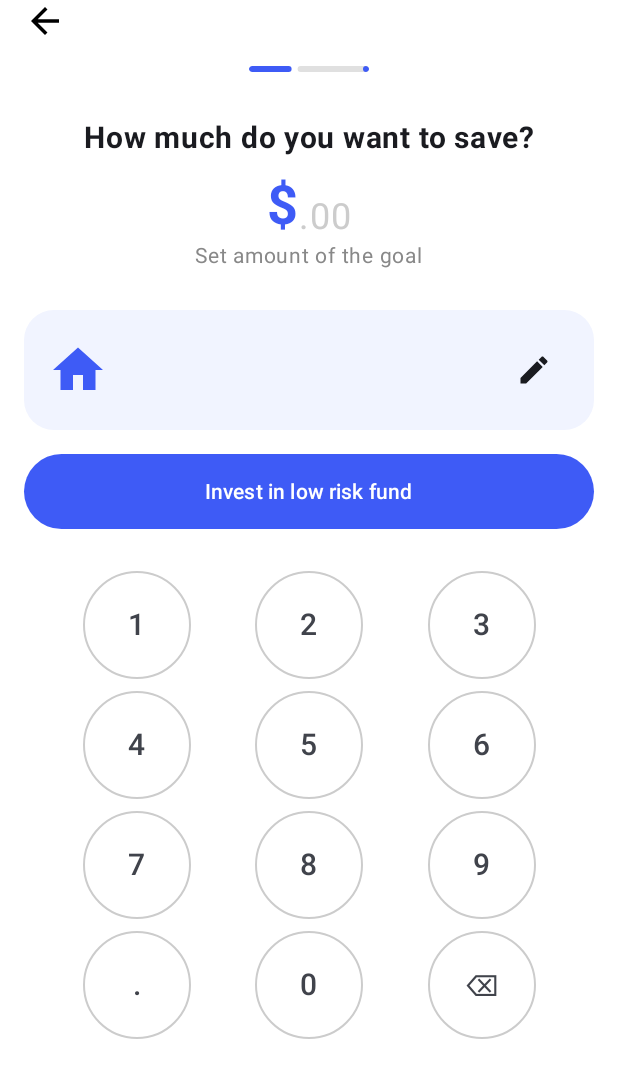
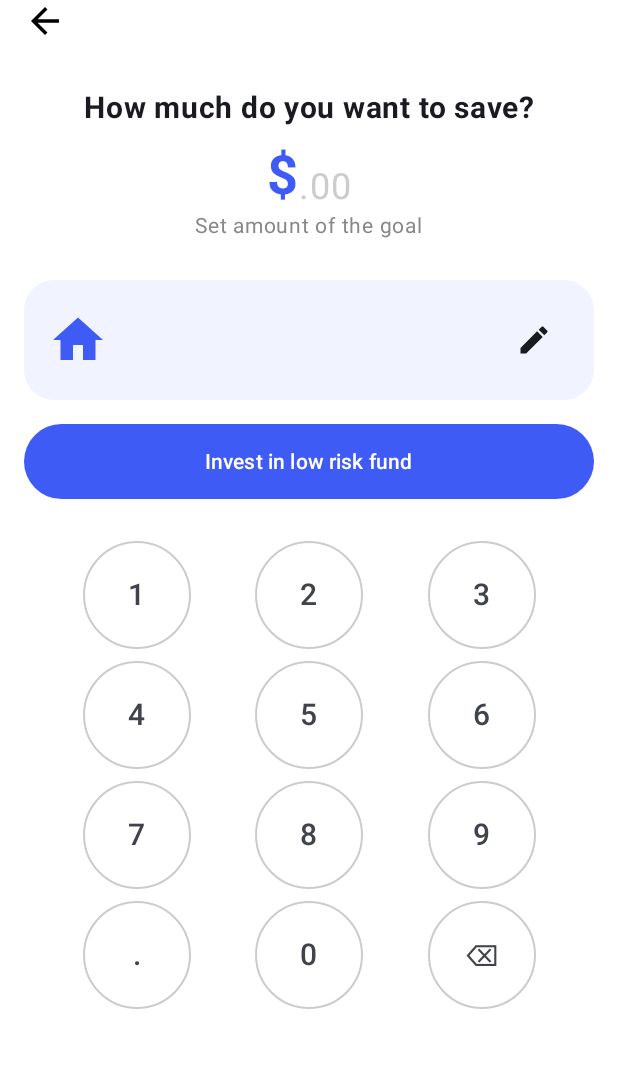
Before and after one commit to Rifqips/Sangu, an Android app built with Jetpack Compose: the composable InputAmount called with empty values, on a phone screen of 412 x 824 dp. Shown: the top 1078 px of the screen. Run offline under Robolectric (Android 15) with nearby library versions, the phone set to English and light mode, and no system bars; our stand-ins replace accompanist.

Commit message:
ref : - add popbackstack while click icon arrowback - re size padding on InputAmountScreen.kt

```diff
--- a/app/src/main/java/id/application/sangugue/presentation/screen/amount/InputAmount.kt
+++ b/app/src/main/java/id/application/sangugue/presentation/screen/amount/InputAmount.kt
@@ -3,6 +3,7 @@ package id.application.sangugue.presentation.screen.amount
 
 import androidx.compose.foundation.BorderStroke
 import androidx.compose.foundation.background
+import androidx.compose.foundation.clickable
 import androidx.compose.foundation.layout.Arrangement
 import androidx.compose.foundation.layout.Column
 import androidx.compose.foundation.layout.Row
@@ -37,6 +38,7 @@ import androidx.compose.ui.res.painterResource
 import androidx.compose.ui.text.font.FontWeight
 import androidx.compose.ui.unit.dp
 import androidx.compose.ui.unit.sp
+import androidx.navigation.NavHostController
 import id.application.sangugue.R
 
 @Composable
@@ -46,7 +48,8 @@ fun InputAmount(
     onAmountChange: (String) -> Unit,
     onCategoryEdit: () -> Unit,
     onInvestClick: () -> Unit,
-    onKeypadPress: (String) -> Unit
+    onKeypadPress: (String) -> Unit,
+    navHostController: NavHostController
 ) {
     Column(
         modifier = Modifier
@@ -55,18 +58,7 @@ fun InputAmount(
             .padding(horizontal = 16.dp),
         horizontalAlignment = Alignment.CenterHorizontally
     ) {
-        TopAppBar()
-        Spacer(modifier = Modifier.height(16.dp))
-
-        LinearProgressIndicator(
-            progress = 0.33f,
-            modifier = Modifier
-                .width(80.dp)
-                .height(4.dp)
-                .clip(RoundedCornerShape(2.dp)),
-            color = Color(0xFF3E5BF6),
-            trackColor = Color(0xFFE0E0E0)
-        )
+        TopAppBar(navHostController = navHostController)
 
         Spacer(modifier = Modifier.height(32.dp))
 
@@ -108,7 +100,7 @@ fun InputAmount(
 }
 
 @Composable
-fun TopAppBar() {
+fun TopAppBar(navHostController: NavHostController) {
     Row(
         verticalAlignment = Alignment.CenterVertically,
         modifier = Modifier
@@ -119,7 +111,9 @@ fun TopAppBar() {
             imageVector = Icons.Default.ArrowBack,
             contentDescription = "Kembali",
             tint = Color.Black,
-            modifier = Modifier.size(28.dp)
+            modifier = Modifier
+                .size(28.dp)
+                .clickable { navHostController.popBackStack() }
         )
     }
 }
--- a/app/src/main/java/id/application/sangugue/presentation/screen/amount/InputAmountScreen.kt
+++ b/app/src/main/java/id/application/sangugue/presentation/screen/amount/InputAmountScreen.kt
@@ -19,6 +19,7 @@ fun InputAmountScreen(navController: NavHostController) {
         onAmountChange = { amount = it },
         onCategoryEdit = { },
         onInvestClick = {  },
+        navHostController = navController,
         onKeypadPress = { key ->
             when (key) {
                 "⌫" -> amount = amount.dropLast(1)
```
